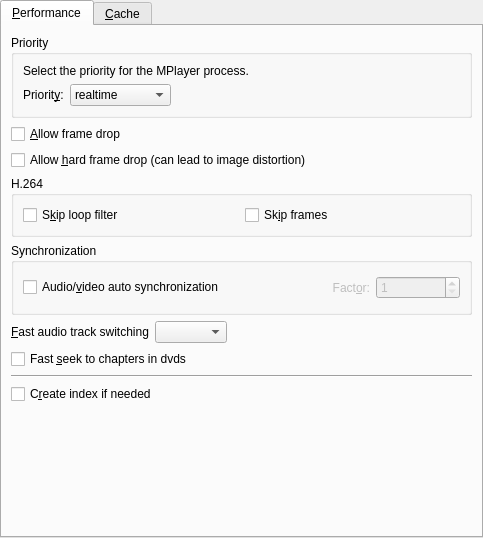
This is src/prefperformance.ui in wilbert2000/wzplayer as Qt 5 draws it before an edit. The edited form follows.
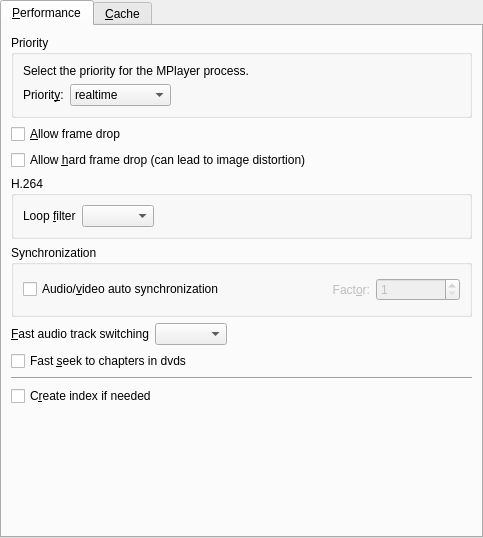
This is the edited form. Icons and pictures are not drawn. Custom widgets are drawn as their Qt base class.

Commit message: The skip loop filter in Preferences->Advanced has changed. Now it's called "loop filter" and the possible values are: "Enabled", "Skip (always)" and "Skip only on HD videos". If the last option is selected, the loop filter will be skipped if the codec for the video is "ffh264" and the width of the video is 1024 or greater (this value is subject to change, possibly in the future it could be configured by the user).

What changed in the file:
```diff
--- a/src/prefperformance.ui
+++ b/src/prefperformance.ui
@@ -160,18 +160,30 @@
            <number>6</number>
           </property>
           <item>
-           <widget class="QCheckBox" name="skip_loop_filter_check" >
+           <widget class="QLabel" name="label_8" >
             <property name="text" >
-             <string>S&amp;kip loop filter</string>
+             <string>Loop &amp;filter</string>
             </property>
+            <property name="buddy" >
+             <cstring>loopfilter_combo</cstring>
+            </property>
            </widget>
           </item>
           <item>
-           <widget class="QCheckBox" name="skip_frames_check" >
-            <property name="text" >
-             <string>Sk&amp;ip frames</string>
+           <widget class="QComboBox" name="loopfilter_combo" />
+          </item>
+          <item>
+           <spacer>
+            <property name="orientation" >
+             <enum>Qt::Horizontal</enum>
             </property>
-           </widget>
+            <property name="sizeHint" >
+             <size>
+              <width>40</width>
+              <height>20</height>
+             </size>
+            </property>
+           </spacer>
           </item>
          </layout>
         </widget>
```
The commit also changes 9 other files.
